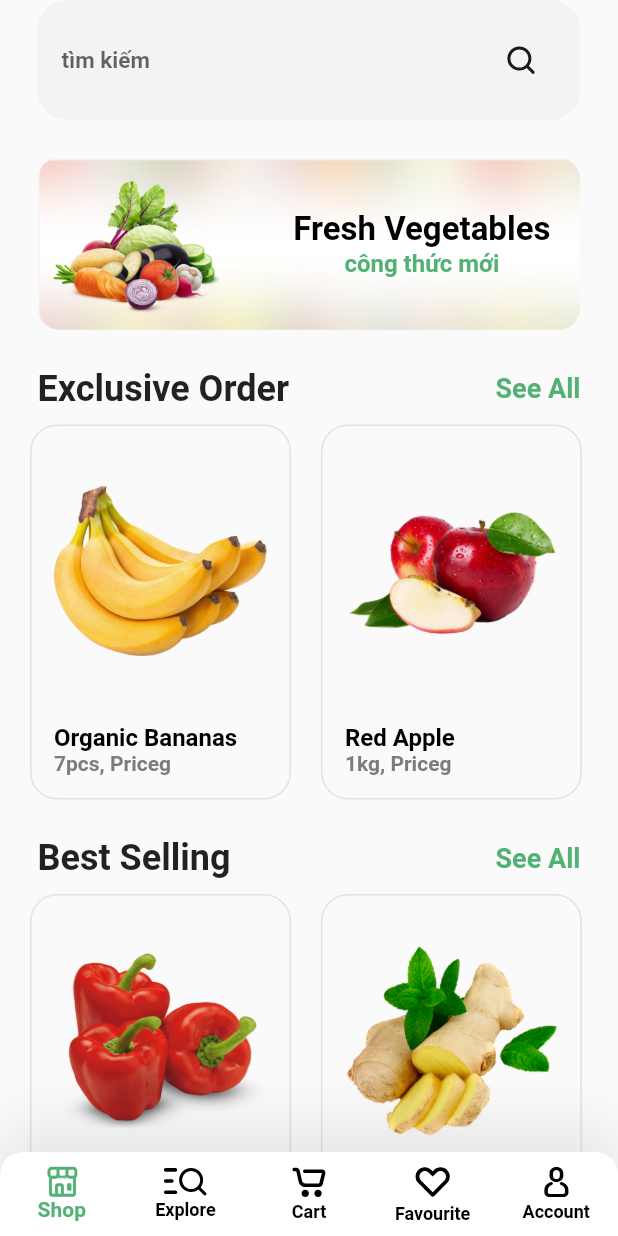
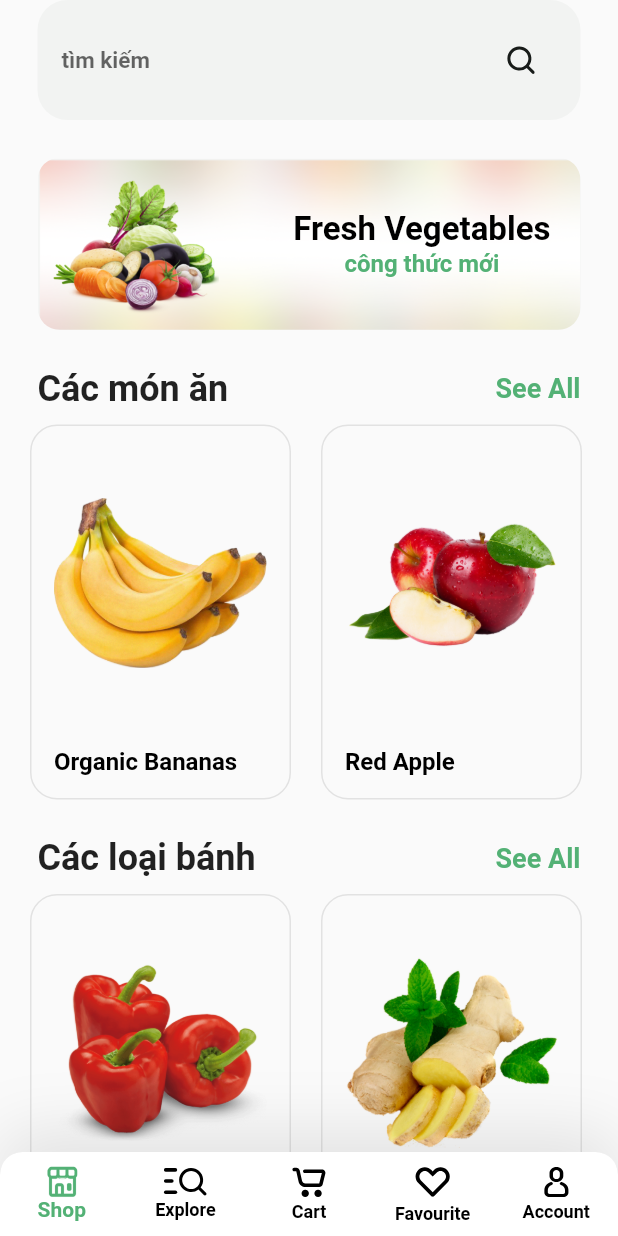
Before and after one commit to asutaka/RecipeX, a Flutter app: the DashboardScreen screen opened directly, on a phone screen of 412 x 824 dp. Run offline on Flutter 3.47's test engine with Material 2 defaults, Android fonts, the phone set to English and light mode, and no system bars; our stand-ins replace another_flushbar, dio, event_bus, flutter_mobx, flutter_svg, get_it and 6 more; missing offline and left inert: material_dialog, xxtea; accounts and stored records are empty; generated files the repository leaves out were written again; network calls fail.

Commit message:
update some property lower camel

```diff
--- a/recipe_x/lib/core/widgets/highLevel/grocery_item_card_widget.dart
+++ b/recipe_x/lib/core/widgets/highLevel/grocery_item_card_widget.dart
@@ -51,13 +51,7 @@ class GroceryItemCardWidget extends StatelessWidget {
               text: item.name,
               fontSize: 16,
               fontWeight: FontWeight.bold,
-            ),
-            AppText(
-              text: item.description,
-              fontSize: 14,
-              fontWeight: FontWeight.w600,
-              color: Color(0xFF7C7C7C),
-            ),
+            )
           ],
         ),
       ),
--- a/recipe_x/lib/core/widgets/highLevel/video_item_widget.dart
+++ b/recipe_x/lib/core/widgets/highLevel/video_item_widget.dart
@@ -36,7 +36,7 @@ class _ChartItemWidgetState extends State<VideoItemWidget> {
               crossAxisAlignment: CrossAxisAlignment.start,
               children: [
                 Image.network(
-                  'https://img.youtube.com/vi/${widget.item.video_id ?? ""}/0.jpg',
+                  'https://img.youtube.com/vi/${widget.item.videoId ?? ""}/0.jpg',
                   width: 200,
                   height: 80,
                   fit: BoxFit.fitWidth,
--- a/recipe_x/lib/data/network/apis/post_api.dart
+++ b/recipe_x/lib/data/network/apis/post_api.dart
@@ -22,10 +22,10 @@ class PostApi {
     }
   }
 
-  Future<VideoAPIDTO_List> getVideo() async {
+  Future<ListVideoAPIDTO> getVideo() async {
     try {
       final res = await _dioClient.dio.get(Endpoints.api_video);
-      return VideoAPIDTO_List.fromJson(res.data);
+      return ListVideoAPIDTO.fromJson(res.data);
     } catch (e) {
       print(e.toString());
       throw e;
--- a/recipe_x/lib/data/repository/post/post_repository_impl.dart
+++ b/recipe_x/lib/data/repository/post/post_repository_impl.dart
@@ -69,7 +69,7 @@ class PostRepositoryImpl extends PostRepository {
 
   // Post: ---------------------------------------------------------------------
   @override
-  Future<VideoAPIDTO_List> getVideo() async {
+  Future<ListVideoAPIDTO> getVideo() async {
     return await _postApi.getVideo().then((videos) {
       return videos;
     }).catchError((error) => throw error);
--- a/recipe_x/lib/domain/repository/post/post_repository.dart
+++ b/recipe_x/lib/domain/repository/post/post_repository.dart
@@ -14,5 +14,5 @@ abstract class PostRepository {
 
   Future<int> delete(Post post);
 
-  Future<VideoAPIDTO_List> getVideo();
+  Future<ListVideoAPIDTO> getVideo();
 }
--- a/recipe_x/lib/domain/usecase/post/api_video_usecase.dart
+++ b/recipe_x/lib/domain/usecase/post/api_video_usecase.dart
@@ -2,13 +2,13 @@ import '../../../core/domain/usecase/use_case.dart';
 import '../../entity/video_api_dto.dart';
 import '../../repository/post/post_repository.dart';
 
-class APIVideoUseCase extends UseCase<VideoAPIDTO_List, void> {
+class APIVideoUseCase extends UseCase<ListVideoAPIDTO, void> {
   final PostRepository _postRepository;
 
   APIVideoUseCase(this._postRepository);
 
   @override
-  Future<VideoAPIDTO_List> call({required params}) {
+  Future<ListVideoAPIDTO> call({required params}) {
     return _postRepository.getVideo();
   }
 }
--- a/recipe_x/lib/presentation/home/home_screen.dart
+++ b/recipe_x/lib/presentation/home/home_screen.dart
@@ -27,17 +27,17 @@ class HomeScreen extends StatelessWidget {
                   SizedBox(
                     height: 25,
                   ),
-                  padded(subTitle("Exclusive Order")),
+                  padded(subTitle("Các món ăn")),
                   getHorizontalItemSlider(exclusiveOffers),
                   SizedBox(
                     height: 15,
                   ),
-                  padded(subTitle("Best Selling")),
+                  padded(subTitle("Các loại bánh")),
                   getHorizontalItemSlider(bestSelling),
                   SizedBox(
                     height: 15,
                   ),
-                  padded(subTitle("Groceries")),
+                  padded(subTitle("Chủ đề")),
                   SizedBox(
                     height: 15,
                   ),
@@ -66,14 +66,7 @@ class HomeScreen extends StatelessWidget {
                         ),
                       ],
                     ),
-                  ),
-                  SizedBox(
-                    height: 15,
-                  ),
-                  getHorizontalItemSlider(groceries),
-                  SizedBox(
-                    height: 15,
-                  ),
+                  )
                 ],
               ),
             ),
@@ -147,23 +140,4 @@ class HomeScreen extends StatelessWidget {
       ],
     );
   }
-
-  Widget locationWidget() {
-    String locationIconPath = "assets/icons/location_icon.svg";
-    return Row(
-      mainAxisAlignment: MainAxisAlignment.center,
-      children: [
-        SvgPicture.asset(
-          locationIconPath,
-        ),
-        SizedBox(
-          width: 8,
-        ),
-        Text(
-          "Khartoum,Sudan",
-          style: TextStyle(fontSize: 18, fontWeight: FontWeight.bold),
-        )
-      ],
-    );
-  }
 }
--- a/recipe_x/lib/presentation/video/video_screen.dart
+++ b/recipe_x/lib/presentation/video/video_screen.dart
@@ -54,7 +54,7 @@ class _VideoScreen extends State<VideoScreen> {
   Widget _buildListView() {
     return _postStore.apiVideo != null
         ? ListView.separated(
-            itemCount: _postStore.apiVideo!.video_apis!.length,
+            itemCount: _postStore.apiVideo!.lData!.length,
             separatorBuilder: (context, position) {
               return Divider();
             },
@@ -71,10 +71,10 @@ class _VideoScreen extends State<VideoScreen> {
 
   Widget _buildListItem(int position) {
     final VideoAPIDTO item =
-        _postStore.apiVideo?.video_apis?[position] ?? new VideoAPIDTO();
+        _postStore.apiVideo?.lData?[position] ?? new VideoAPIDTO();
     return InkWell(
       onTap: () {
-        onCategoryItemClicked(context, item.video_id ?? "", item.title ?? "");
+        onCategoryItemClicked(context, item.videoId ?? "", item.title ?? "");
       },
       child: Container(
         padding: EdgeInsets.symmetric(
```
Also changed, not shown: recipe_x/lib/domain/entity/video_api_dto.dart (+13 -13 lines), recipe_x/lib/presentation/post/store/post_store.dart (+4 -4 lines), recipe_x/lib/presentation/post/store/post_store.g.dart.
